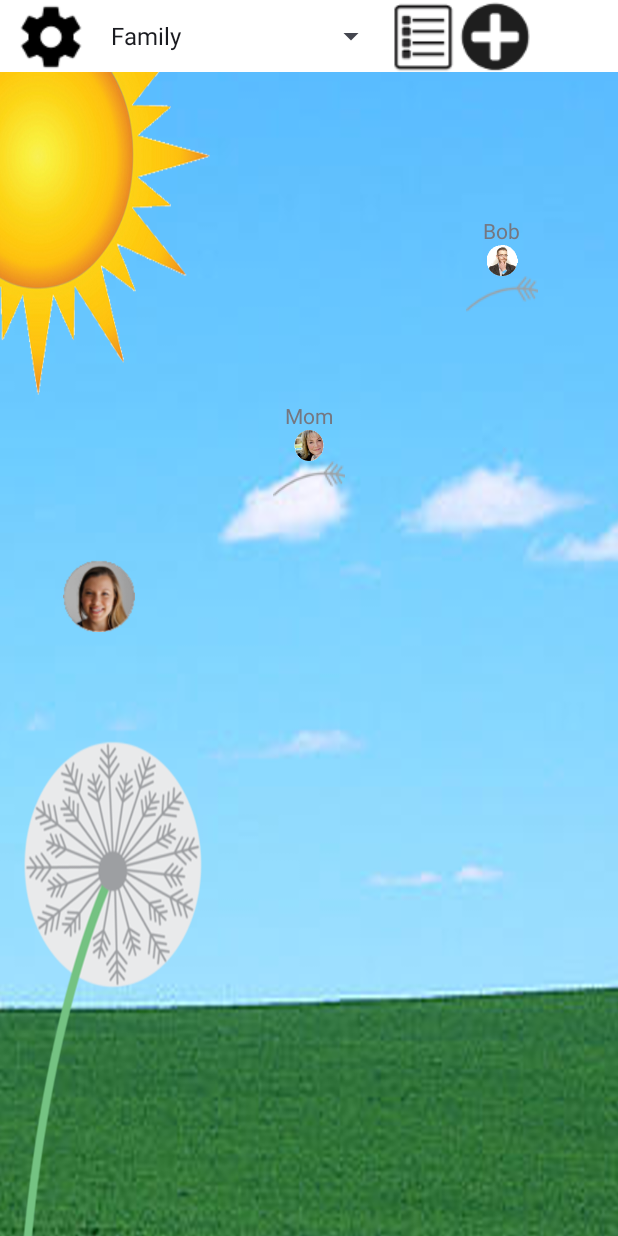
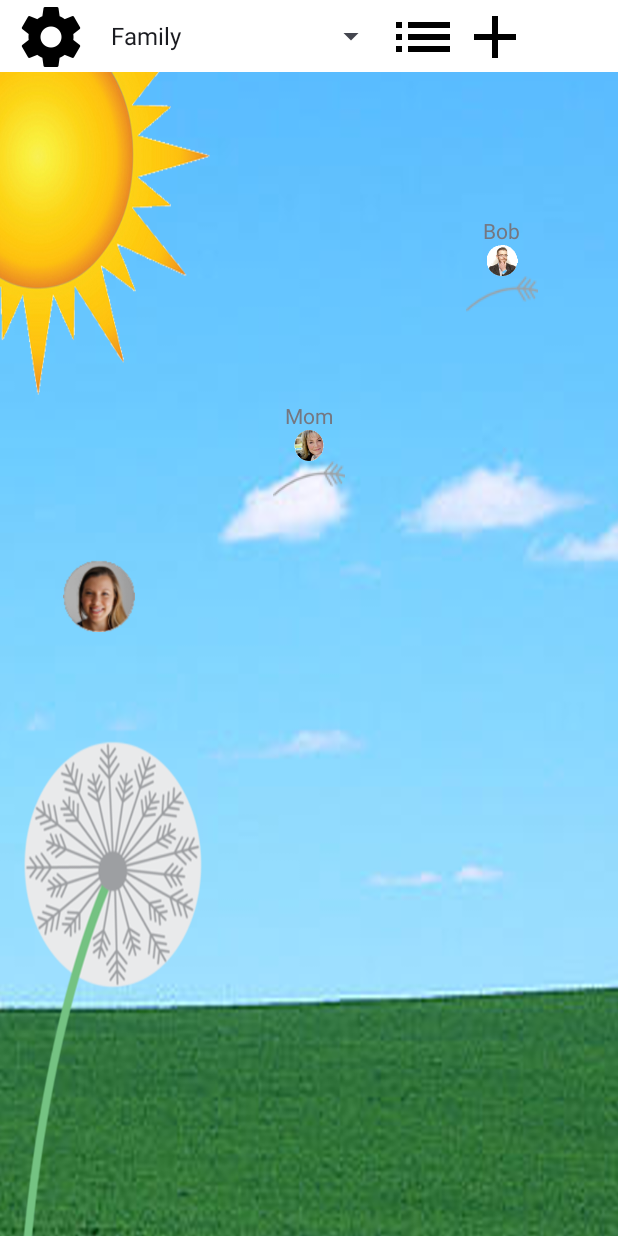
Before and after one commit to csjacob2/cs465-F2015, an Android app: the screen it shows after launch (MainActivity), on a phone screen of 412 x 824 dp. Run offline under Robolectric (Android 15) with nearby library versions, the phone set to English and light mode, and no system bars.

Commit message:
Use a more standard and consistent set of icons

```diff
--- a/CS465Messager/app/src/main/res/layout/activity_main.xml
+++ b/CS465Messager/app/src/main/res/layout/activity_main.xml
@@ -44,7 +44,8 @@
             android:layout_width="48dp"
             android:layout_height="48dp"
             android:layout_marginLeft="10dp"
-            android:background="@drawable/pignon" />
+            android:background="@drawable/ic_settings_black_48dp"
+            android:id="@+id/settings" />
         <Spinner
             android:layout_width="200dp"
             android:layout_height="wrap_content"
@@ -54,13 +55,14 @@
         <Button
             android:layout_width="48dp"
             android:layout_height="48dp"
-            android:background="@drawable/llist"
+            android:background="@drawable/ic_list_black_48dp"
             android:id="@+id/message_view_button"
             android:onClick="openMessageView" />
         <Button
             android:layout_width="48dp"
             android:layout_height="48dp"
-            android:background="@drawable/add" />
+            android:background="@drawable/ic_add_black_48dp"
+            android:id="@+id/add" />
     </LinearLayout>
 
     <LinearLayout
--- a/CS465Messager/app/src/main/res/layout/conversation_view.xml
+++ b/CS465Messager/app/src/main/res/layout/conversation_view.xml
@@ -22,7 +22,7 @@
                 android:layout_width="48dp"
                 android:layout_height="48dp"
                 android:layout_marginLeft="10dp"
-                android:background="@drawable/abc_ic_ab_back_holo_light"
+                android:background="@drawable/ic_keyboard_arrow_left_black_48dp"
                 android:onClick="goBack" />
 
             <TextView
--- a/CS465Messager/app/src/main/res/layout/message_view.xml
+++ b/CS465Messager/app/src/main/res/layout/message_view.xml
@@ -17,7 +17,7 @@
             android:layout_width="48dp"
             android:layout_height="48dp"
             android:layout_marginLeft="10dp"
-            android:background="@drawable/abc_ic_ab_back_holo_light"
+            android:background="@drawable/ic_keyboard_arrow_left_black_48dp"
             android:onClick="goBack" />
 
         <TextView
```
Also changed, not shown: CS465Messager/app/src/main/res/drawable/add.png (deleted), CS465Messager/app/src/main/res/drawable/ic_add_black_48dp.png (added), CS465Messager/app/src/main/res/drawable/ic_keyboard_arrow_left_black_48dp.png (added), CS465Messager/app/src/main/res/drawable/ic_list_black_48dp.png (added), CS465Messager/app/src/main/res/drawable/ic_settings_black_48dp.png (added), CS465Messager/app/src/main/res/drawable/llist.png (deleted), CS465Messager/app/src/main/res/drawable/pignon.png (deleted).
